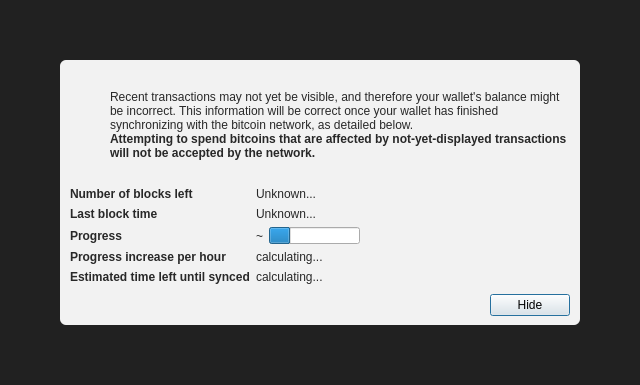
Before: the Qt Designer form src/qt/forms/modaloverlay.ui in lambdablockchain/lambda-node, drawn with Qt 5.
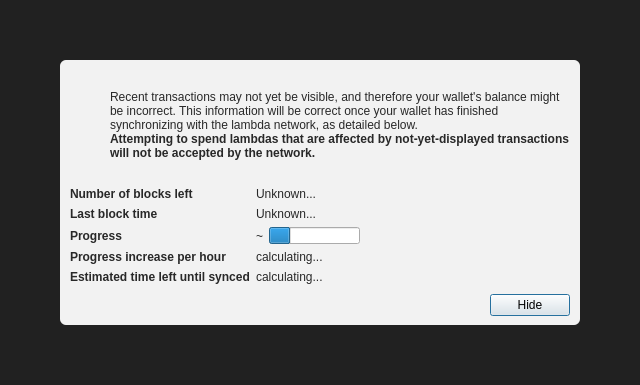
After: the same form once the commit is applied. Icons and pictures are not drawn. Custom widgets are drawn as their Qt base class.

Commit message: lambda blockchain launch

Diff of the .ui file:
```diff
--- a/src/qt/forms/modaloverlay.ui
+++ b/src/qt/forms/modaloverlay.ui
@@ -130,7 +130,7 @@
              <item>
               <widget class="QLabel" name="infoText">
                <property name="text">
-                <string>Recent transactions may not yet be visible, and therefore your wallet's balance might be incorrect. This information will be correct once your wallet has finished synchronizing with the bitcoin network, as detailed below.</string>
+                <string>Recent transactions may not yet be visible, and therefore your wallet's balance might be incorrect. This information will be correct once your wallet has finished synchronizing with the lambda network, as detailed below.</string>
                </property>
                <property name="textFormat">
                 <enum>Qt::RichText</enum>
@@ -149,7 +149,7 @@
                 </font>
                </property>
                <property name="text">
-                <string>Attempting to spend bitcoins that are affected by not-yet-displayed transactions will not be accepted by the network.</string>
+                <string>Attempting to spend lambdas that are affected by not-yet-displayed transactions will not be accepted by the network.</string>
                </property>
                <property name="textFormat">
                 <enum>Qt::RichText</enum>
```
The commit also changes 3360 other files.
